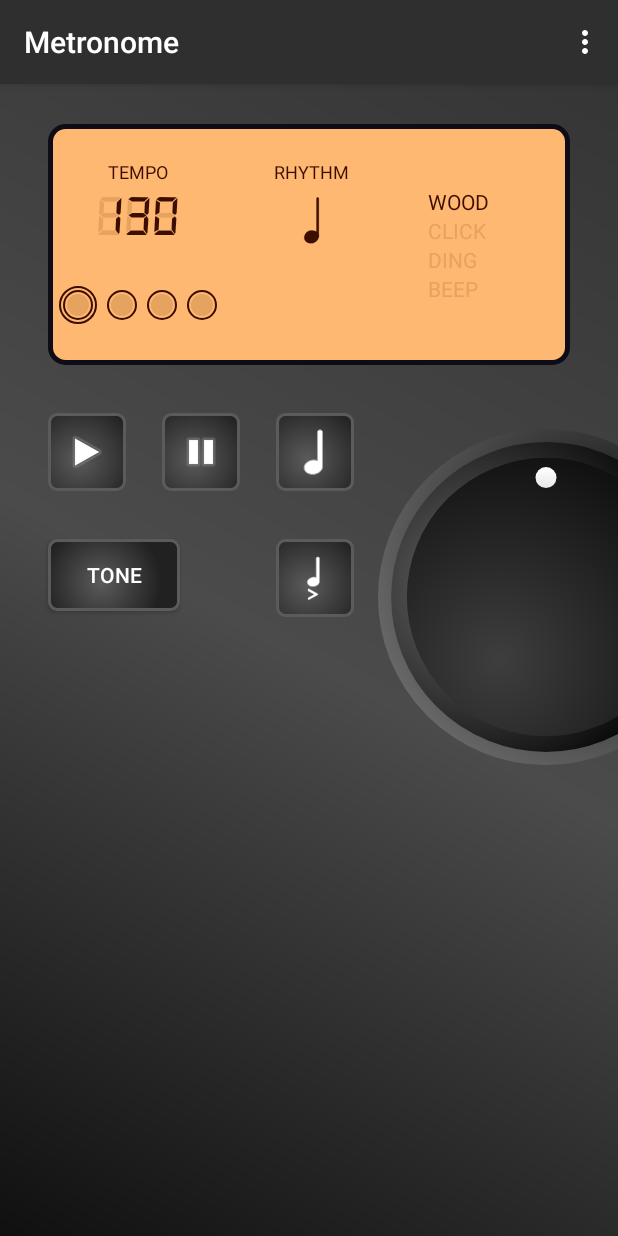
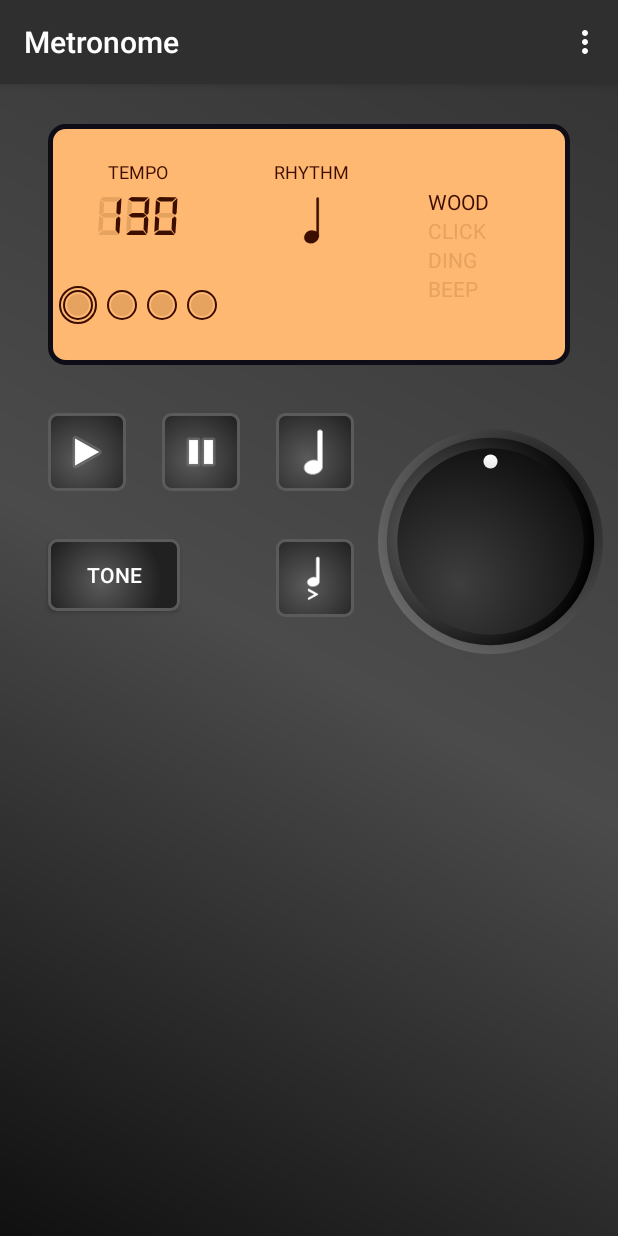
Before and after one commit to o4oren/android-kotlin-metronome, an Android app: the screen it shows after launch (MainActivity), on a phone screen of 412 x 824 dp. Run offline under Robolectric (Android 15) with nearby library versions, the phone set to English and light mode, and no system bars; our stand-ins replace navigation-ui; Roboto replaces fonts that are not available here; 1 statement that could not run was skipped.

Commit message:
knob dimentions in resource file fixed!

```diff
--- a/app/src/main/java/geva/oren/android_kotlin_metronome/fragments/MetronomeFragment.kt
+++ b/app/src/main/java/geva/oren/android_kotlin_metronome/fragments/MetronomeFragment.kt
@@ -53,7 +53,7 @@ class MetronomeFragment : Fragment(),
 
         val rotary = RotaryKnob(
             context!!, R.drawable.ic_rotary_knob,
-            336, 336, 40, 220
+            resources.getDimensionPixelSize(R.dimen.knob_width), resources.getDimensionPixelSize(R.dimen.knob_height), 40, 220
         )
 
         digitalMetronomeLayout.addView(rotary)
--- a/app/src/main/res/drawable/ic_rotary_knob.xml
+++ b/app/src/main/res/drawable/ic_rotary_knob.xml
@@ -1,7 +1,7 @@
 <vector xmlns:android="http://schemas.android.com/apk/res/android"
     xmlns:aapt="http://schemas.android.com/aapt"
-    android:width="128dp"
-    android:height="128dp"
+    android:width="@dimen/knob_width"
+    android:height="@dimen/knob_height"
     android:viewportWidth="256"
     android:viewportHeight="256">
   <path
--- a/app/src/main/res/values/dimens.xml
+++ b/app/src/main/res/values/dimens.xml
@@ -4,4 +4,6 @@
     <dimen name="bpm_digital_text">32sp</dimen>
     <dimen name="tone_digital_text">20sp</dimen>
     <dimen name="button_corner_radius">5dp</dimen>
+    <dimen name="knob_width">150dp</dimen>
+    <dimen name="knob_height">150dp</dimen>
 </resources>
```
